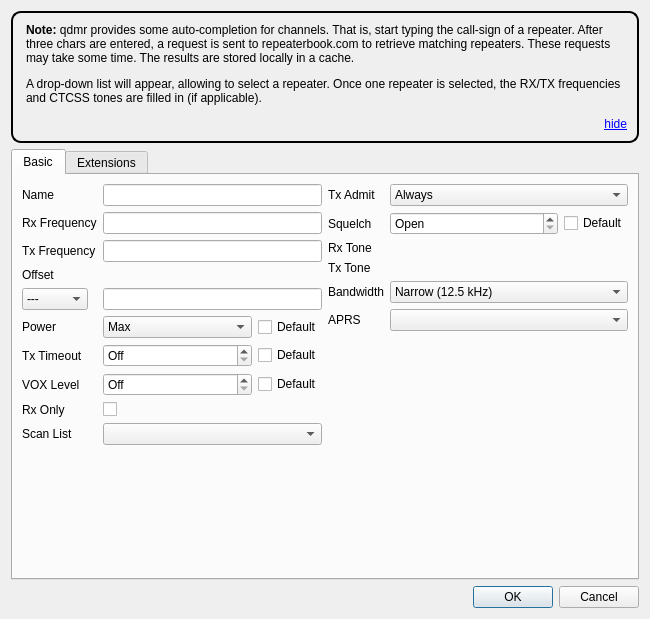
First picture: the form in src/analogchanneldialog.ui, repository hmatuschek/qdmr, before the edit.
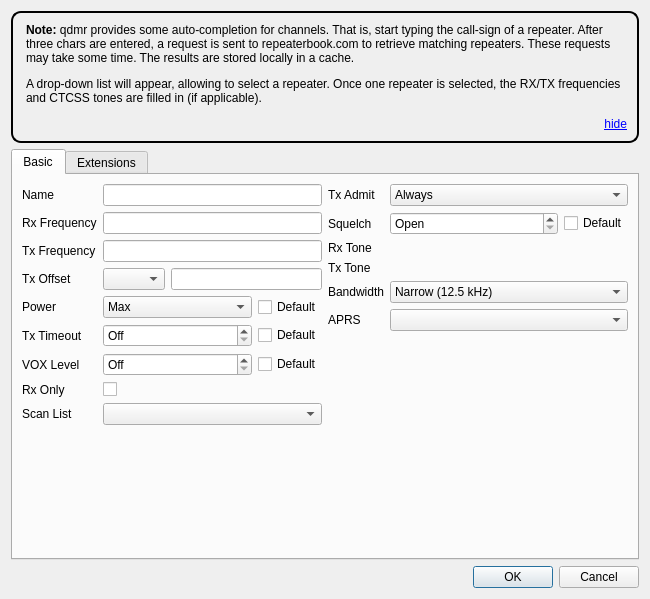
Second picture: the form after the edit. Icons and pictures are not drawn. Custom widgets are drawn as their Qt base class.

What changed in the file:
```diff
--- a/src/analogchanneldialog.ui
+++ b/src/analogchanneldialog.ui
@@ -7,7 +7,7 @@
     <x>0</x>
     <y>0</y>
     <width>650</width>
-    <height>619</height>
+    <height>599</height>
    </rect>
   </property>
   <property name="sizePolicy">
@@ -88,21 +88,35 @@
          <item row="3" column="0">
           <widget class="QLabel" name="offsetLabel">
            <property name="text">
-            <string>Offset</string>
+            <string>Tx Offset</string>
            </property>
           </widget>
          </item>
-         <item row="4" column="0">
+         <item row="3" column="1">
+          <layout class="QHBoxLayout" name="horizontalLayout_3">
+           <item>
           <widget class="QComboBox" name="offsetComboBox">
+             <property name="minimumSize">
+              <size>
+               <width>62</width>
+               <height>0</height>
+              </size>
+             </property>
+             <property name="maximumSize">
+              <size>
+               <width>62</width>
+               <height>16777215</height>
+              </size>
+             </property>
            <property name="currentText">
-            <string>---</string>
+              <string/>
            </property>
            <property name="currentIndex">
             <number>0</number>
            </property>
            <item>
             <property name="text">
-             <string>---</string>
+               <string/>
             </property>
            </item>
            <item>
@@ -117,21 +131,23 @@
            </item>
           </widget>
          </item>
-         <item row="4" column="1">
+           <item>
           <widget class="QLineEdit" name="offsetLineEdit">
            <property name="enabled">
             <bool>true</bool>
            </property>
           </widget>
          </item>
-         <item row="5" column="0">
+          </layout>
+         </item>
+         <item row="4" column="0">
           <widget class="QLabel" name="powerLabel">
            <property name="text">
             <string>Power</string>
            </property>
           </widget>
          </item>
-         <item row="5" column="1">
+         <item row="4" column="1">
           <layout class="QHBoxLayout" name="horizontalLayout_8">
            <item>
             <widget class="QComboBox" name="powerValue">
@@ -177,14 +193,14 @@
            </item>
           </layout>
          </item>
-         <item row="6" column="0">
+         <item row="5" column="0">
           <widget class="QLabel" name="txTimeoutLabel">
            <property name="text">
             <string>Tx Timeout</string>
            </property>
           </widget>
          </item>
-         <item row="6" column="1">
+         <item row="5" column="1">
           <layout class="QHBoxLayout" name="horizontalLayout_7">
            <item>
             <widget class="QSpinBox" name="totValue">
@@ -214,14 +230,14 @@
            </item>
           </layout>
          </item>
-         <item row="7" column="0">
+         <item row="6" column="0">
           <widget class="QLabel" name="vOXLevelLabel">
            <property name="text">
             <string>VOX Level</string>
            </property>
           </widget>
          </item>
-         <item row="7" column="1">
+         <item row="6" column="1">
           <layout class="QHBoxLayout" name="horizontalLayout_10">
            <item>
             <widget class="QSpinBox" name="voxValue">
@@ -248,24 +264,24 @@
            </item>
           </layout>
          </item>
-         <item row="8" column="0">
+         <item row="7" column="0">
           <widget class="QLabel" name="rxOnlyLabel">
            <property name="text">
             <string>Rx Only</string>
            </property>
           </widget>
          </item>
-         <item row="8" column="1">
+         <item row="7" column="1">
           <widget class="QCheckBox" name="rxOnly"/>
          </item>
-         <item row="9" column="0">
+         <item row="8" column="0">
           <widget class="QLabel" name="scanListLabel">
            <property name="text">
             <string>Scan List</string>
            </property>
           </widget>
          </item>
-         <item row="9" column="1">
+         <item row="8" column="1">
           <widget class="QComboBox" name="scanList">
            <property name="sizePolicy">
             <sizepolicy hsizetype="MinimumExpanding" vsizetype="Fixed">
```
Left out of the diff: 113 changed lines with no effect on the pictures. Lines whose indentation alone changed are shown as unchanged.
